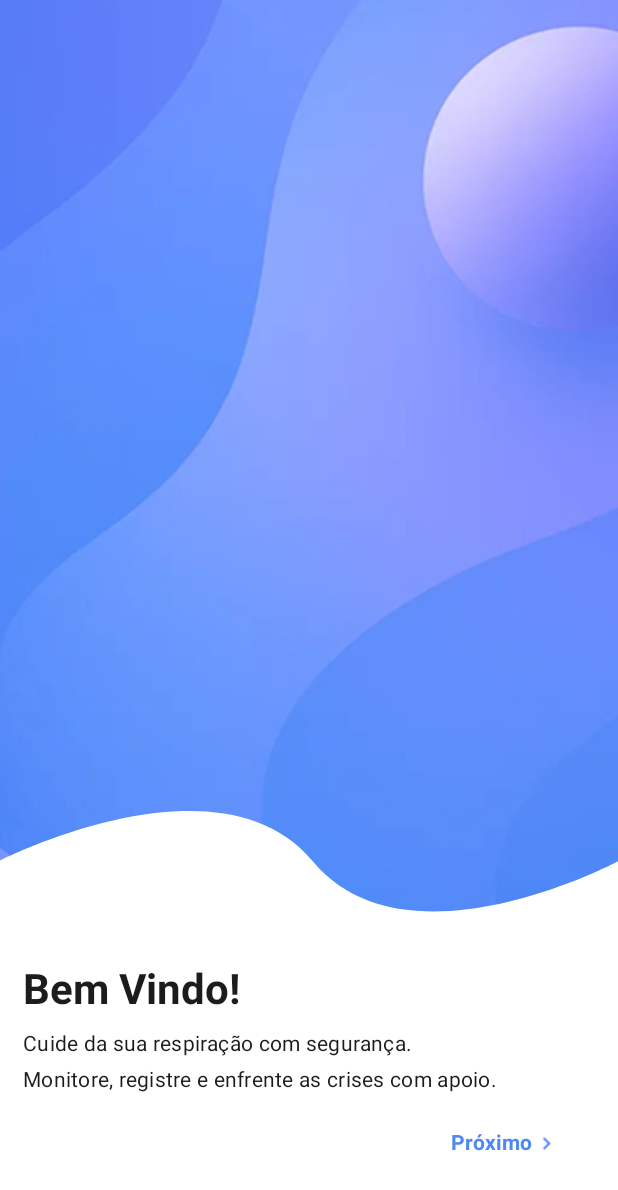
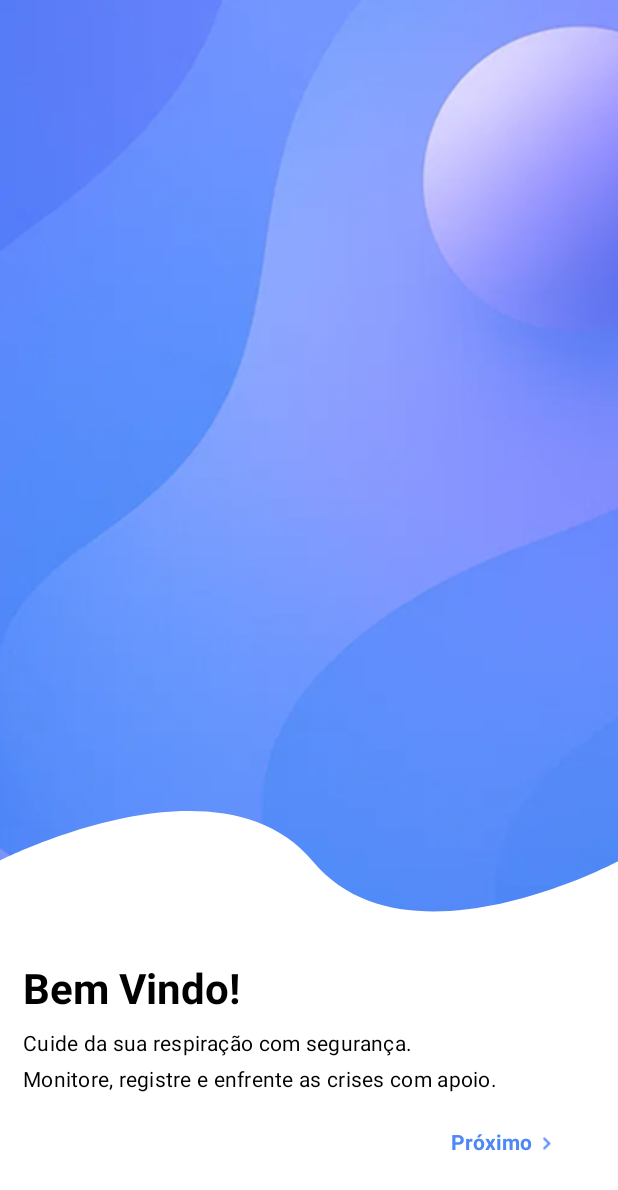
Before and after one commit to YannLeao/Respira-Mais-Mobile, an Android app built with Jetpack Compose: the screen it shows after launch (MainActivity), on a phone screen of 412 x 824 dp. Shown: the top 1190 px of the screen. Run offline under Robolectric (Android 15) with nearby library versions, the phone set to English and light mode, and no system bars; our stand-ins replace Dagger/Hilt's generated code.

```diff
--- a/app/src/main/java/com/yannk/respira/ui/screens/WelcomeScreen.kt
+++ b/app/src/main/java/com/yannk/respira/ui/screens/WelcomeScreen.kt
@@ -20,6 +20,7 @@ import com.yannk.respira.R
 import com.yannk.respira.ui.components.FundoImg
 import com.yannk.respira.ui.components.VectorImg
 import com.yannk.respira.ui.navigation.Routes
+import com.yannk.respira.ui.theme.SecondaryLight
 
 @Composable
 fun WelcomeScreen(navController: NavHostController) {
@@ -50,18 +51,21 @@ fun WelcomeScreen(navController: NavHostController) {
 
             Text("Bem Vindo!",
                 style = MaterialTheme.typography.headlineMedium,
-                fontWeight = FontWeight.Bold)
+                fontWeight = FontWeight.Bold,
+                color = Color.Black)
 
             Spacer(modifier = Modifier.height(8.dp))
 
             Text("Cuide da sua respiração com segurança.",
                 style = MaterialTheme.typography.bodyMedium,
+                color = Color.Black
             )
 
             Spacer(modifier = Modifier.height(4.dp))
 
             Text("Monitore, registre e enfrente as crises com apoio.",
                 style = MaterialTheme.typography.bodyMedium,
+                color = Color.Black
             )
 
             Spacer(modifier = Modifier.height(8.dp))
@@ -75,7 +79,7 @@ fun WelcomeScreen(navController: NavHostController) {
                     .align(Alignment.End),
                 colors = ButtonDefaults.buttonColors(
                     containerColor = Color.White,
-                    contentColor = MaterialTheme.colorScheme.secondary
+                    contentColor = SecondaryLight
                 )
 
             ) {
```
Also changed, not shown: app/src/main/java/com/yannk/respira/ui/components/AmbientAnalysisDialog.kt (+3 -4 lines), app/src/main/java/com/yannk/respira/ui/screens/LoginScreen.kt (+13 -43 lines), app/src/main/java/com/yannk/respira/ui/screens/SigninScreen.kt (+15 -43 lines).
